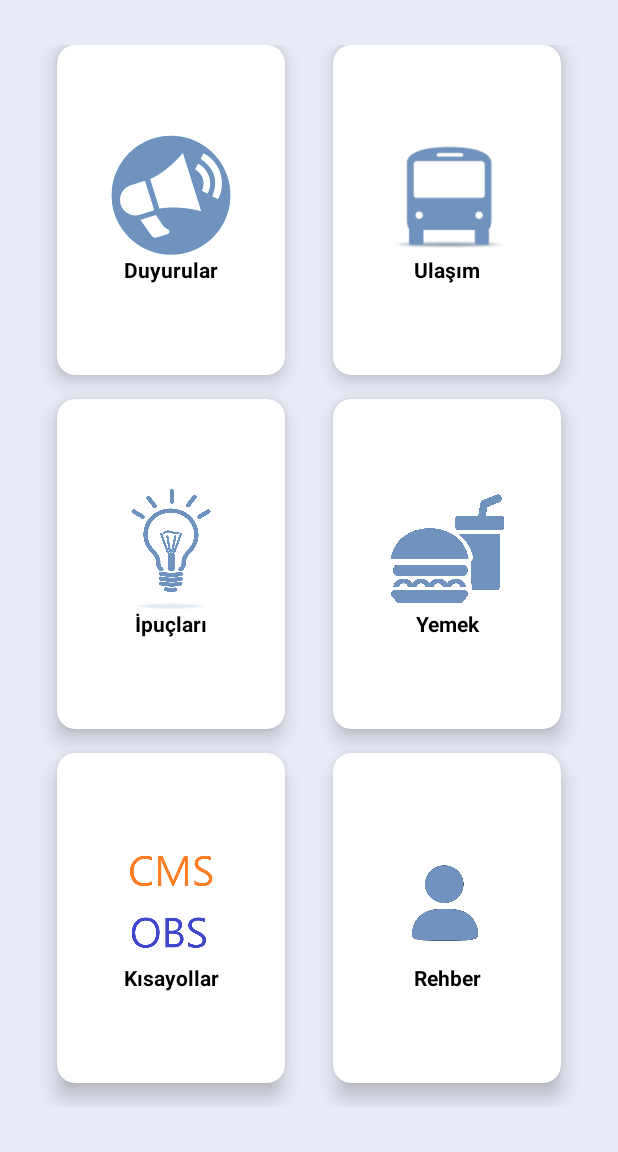
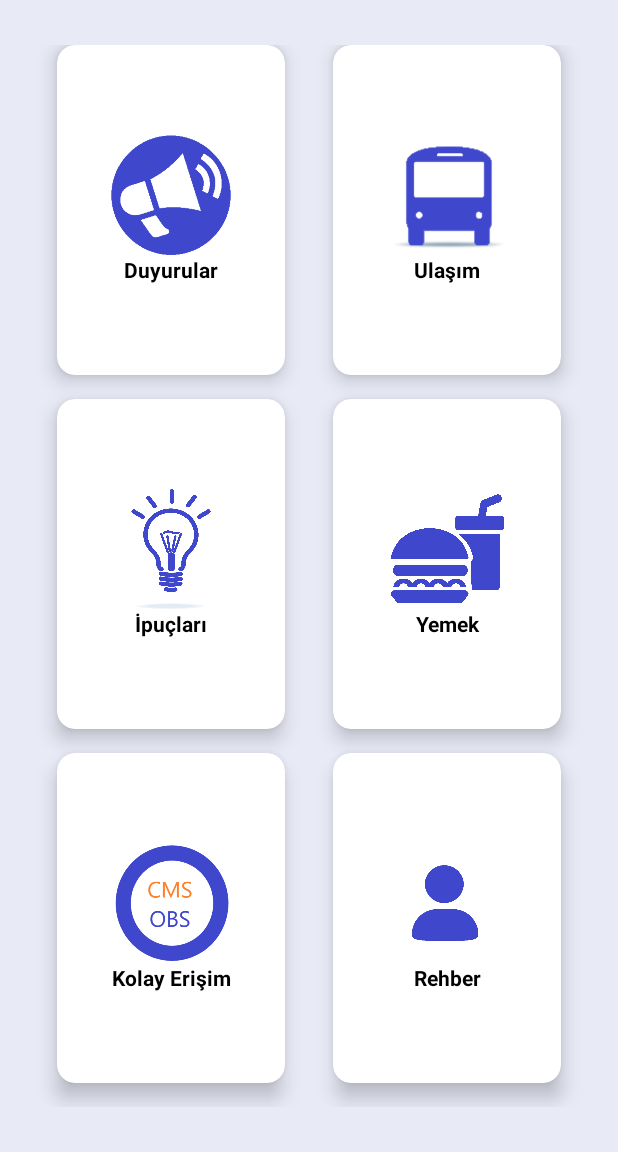
Before and after one commit to Zekihan/Iytem, an Android app: the screen it shows after launch (MainActivity), on a phone screen of 412 x 824 dp, the part 84-1236 px from its top. Run offline under Robolectric (Android 15) with nearby library versions, the phone set to English and light mode, and no system bars; our stand-ins replace Firebase (no records; nobody signed in at launch, a user with empty details on screens opened directly); Roboto replaces fonts that are not available here; 1 statement that could not run was skipped.

Commit message:
drawables update

```diff
--- a/app/src/main/res/values/strings.xml
+++ b/app/src/main/res/values/strings.xml
@@ -4,7 +4,7 @@
     <string name="transportation">Ulaşım</string>
     <string name="tips">İpuçları</string>
     <string name="food">Yemek</string>
-    <string name="shortcuts">Kısayollar</string>
+    <string name="shortcuts">Kolay Erişim</string>
     <string name="contacts">Rehber</string>
     <string name="obs">ÖBS</string>
     <string name="cms">CMS</string>
```
Also changed, not shown: app/src/main/res/drawable/contact.png, app/src/main/res/drawable/duyuru.png, app/src/main/res/drawable/shortcuts.png, app/src/main/res/drawable/tips.png, app/src/main/res/drawable/ulasim.png, app/src/main/res/drawable/yemek.png.
